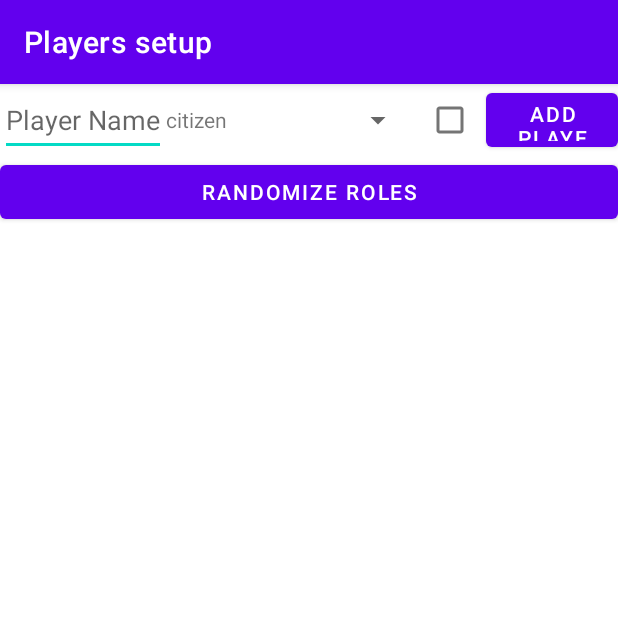
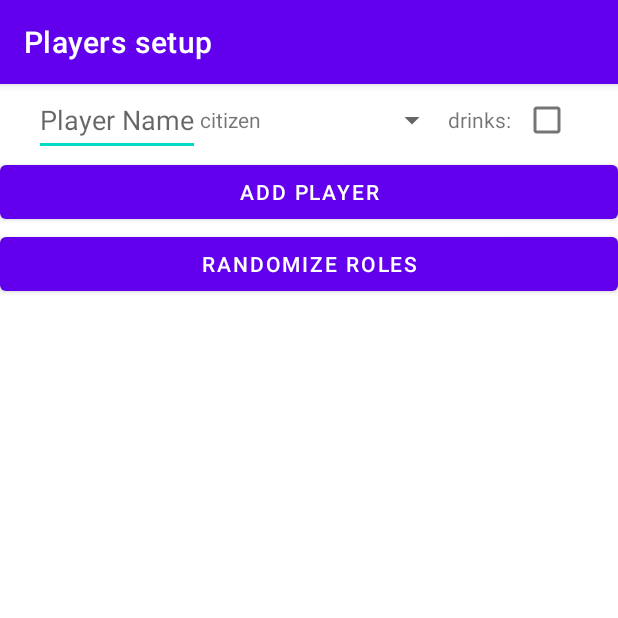
Before and after one commit to M4jor-Tom/WorldofDrinkraft, an Android app: the PlayersSetupActivity screen opened directly, with no data from a screen before it, on a phone screen of 412 x 824 dp, the top half of it. Run offline under Robolectric (Android 15) with nearby library versions, the phone set to English and light mode, and no system bars.

Commit message:
Perfected activity player setup layout

```diff
--- a/app/src/main/res/layout/activity_players_setup.xml
+++ b/app/src/main/res/layout/activity_players_setup.xml
@@ -26,20 +26,27 @@
 
         </Spinner>
 
+        <TextView
+            android:layout_width="wrap_content"
+            android:layout_height="wrap_content"
+            android:text="@string/player_setup_drinker_checkbox">
+
+        </TextView>
+
         <CheckBox
             android:id="@+id/player_setup_drinker_checkbox"
             android:layout_width="wrap_content"
             android:layout_height="wrap_content">
 
         </CheckBox>
+    </LinearLayout>
 
-        <com.google.android.material.button.MaterialButton
-            android:id="@+id/player_setup_add_player"
-            android:layout_width="wrap_content"
-            android:layout_height="match_parent"
-            android:text="@string/player_setup_add_player">
-        </com.google.android.material.button.MaterialButton>
-    </LinearLayout>
+    <com.google.android.material.button.MaterialButton
+        android:id="@+id/player_setup_add_player"
+        android:layout_width="match_parent"
+        android:layout_height="wrap_content"
+        android:text="@string/player_setup_add_player">
+    </com.google.android.material.button.MaterialButton>
 
     <ListView
         android:id="@+id/player_setup_player_list_view"
--- a/app/src/main/res/values/strings.xml
+++ b/app/src/main/res/values/strings.xml
@@ -13,4 +13,5 @@
     <string name="in_group_role_text">This role plays in group</string>
     <string name="freepik_attribution_text">(Icon credit) Birthday vector created by rawpixel.com - fr.freepik.com</string>
     <string name="main_button_gamemode_selection">Gamemode</string>
+    <string name="player_setup_drinker_checkbox">drinks: </string>
 </resources>
```
Also changed, not shown: 1 other file.
